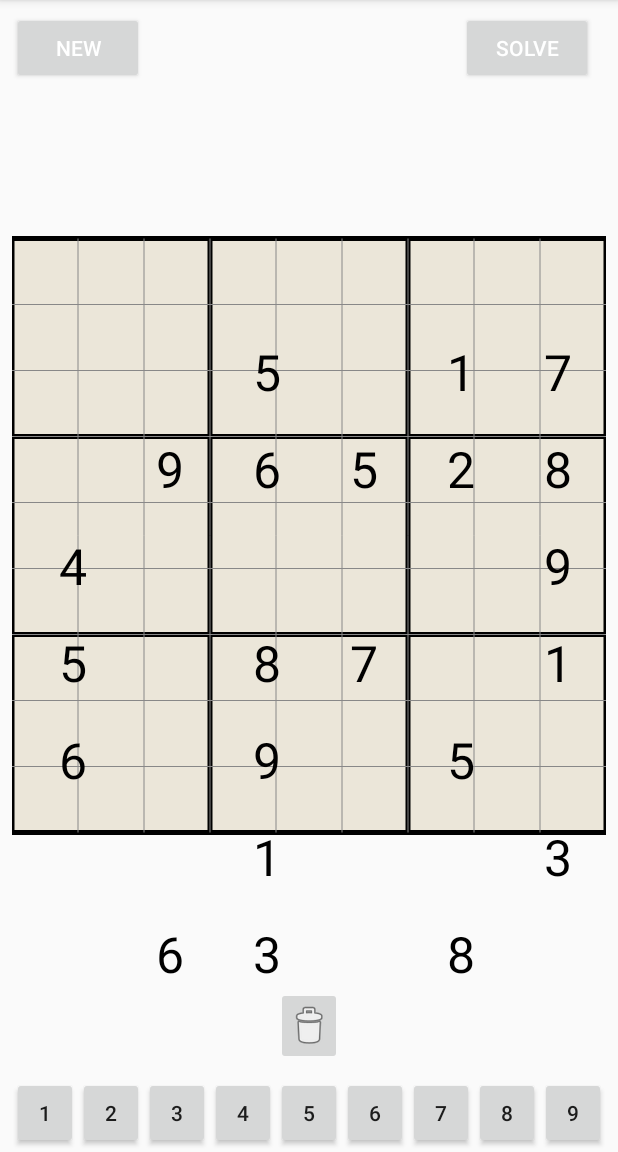
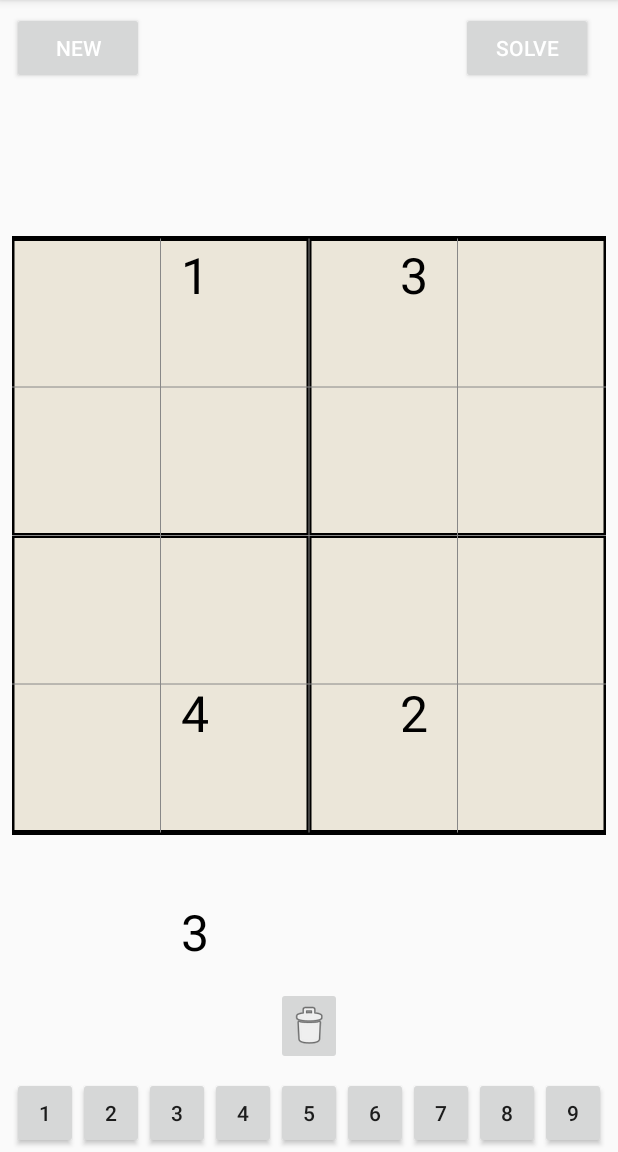
Before and after one commit to mschong/Sudoku, an Android app: the screen it shows after launch (MainActivity), on a phone screen of 412 x 824 dp, the part 84-1236 px from its top. Run offline under Robolectric (Android 15) with nearby library versions, the light colour scheme and no system bars.

Commit message:
Methods work with 4x4 grid.

```diff
--- a/app/src/main/java/edu/utep/cs/cs4330/sudoku/BoardView.java
+++ b/app/src/main/java/edu/utep/cs/cs4330/sudoku/BoardView.java
@@ -89,7 +89,7 @@ public class BoardView extends View {
 
     private final Paint textPaint = new Paint(Paint.ANTI_ALIAS_FLAG);
     {
-        textPaint.setColor(Color.BLUE);
+        textPaint.setColor(Color.MAGENTA);
         textPaint.setTextSize(50);
     }
 
@@ -225,8 +225,8 @@ public class BoardView extends View {
 
     /** Draw all the squares (numbers) of the associated board. */
     private void drawSquares(Canvas canvas) {
-        int gridSpacing = getHeight()/ 9;
-        int boardSize = 9 * gridSpacing;
+        int gridSpacing = getHeight()/ board.size;
+        int boardSize = board.size * gridSpacing;
 
         int startX = (getWidth() - boardSize)/(getWidth()/2);
         int startY = (getHeight() - boardSize)/(getHeight()/2);
--- a/app/src/main/java/edu/utep/cs/cs4330/sudoku/MainActivity.java
+++ b/app/src/main/java/edu/utep/cs/cs4330/sudoku/MainActivity.java
@@ -63,7 +63,7 @@ public class MainActivity extends AppCompatActivity {
         super.onCreate(savedInstanceState);
         setContentView(R.layout.activity_main);
 
-        board = new Board(9);
+        board = new Board(4);
         boardView = findViewById(R.id.boardView);
         boardView.setBoard(board);
         boardView.addSelectionListener(this::squareSelected);
--- a/app/src/main/java/edu/utep/cs/cs4330/sudoku/model/Board.java
+++ b/app/src/main/java/edu/utep/cs/cs4330/sudoku/model/Board.java
@@ -246,16 +246,16 @@ public class Board {
     }
 
     private int getSubgrid(int n) {
-        int coord = (int) (Math.floor((n / 3))) * 3;
-        int[] coords = new int[2];
-        for (int i = coord, j = 0; i <= coord + 2; i++) {
+        int coord = (int) (Math.floor((n / ((int)Math.sqrt(size))))) * ((int)Math.sqrt(size));
+        int[] coords = new int[(int)Math.sqrt(size)-1];
+        for (int i = coord, j = 0; i <= coord + (Math.sqrt(size)-1); i++) {
             if (i != n) {
                 coords[j] = i;
                 j++;
             }
         }
         Random rand = new Random();
-        return coords[rand.nextInt(2)];
+        return coords[rand.nextInt((int)Math.sqrt(size)-1)];
 
     }
 
@@ -335,8 +335,8 @@ public class Board {
         Random rand = new Random();
 
         for(int i = 0; i < numberToFill; i++){
-            int x = rand.nextInt(9);
-            int y = rand.nextInt(9);
+            int x = rand.nextInt(size);
+            int y = rand.nextInt(size);
             if(getSquare(x, y).getDraw()){
                 getSquare(x, y).setDraw(false);
                 getSquare(x,y).setPrefilled(false);
```
